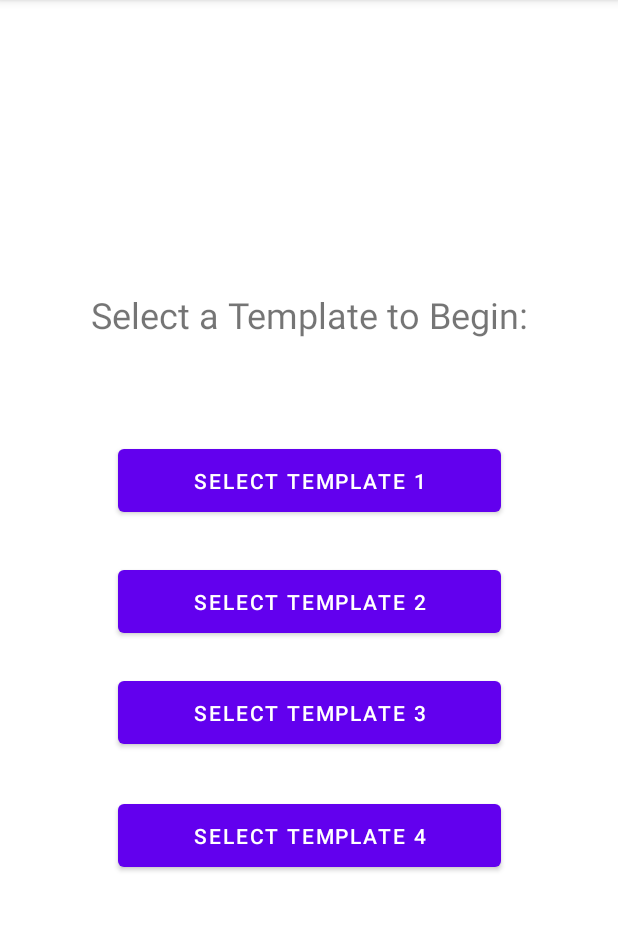
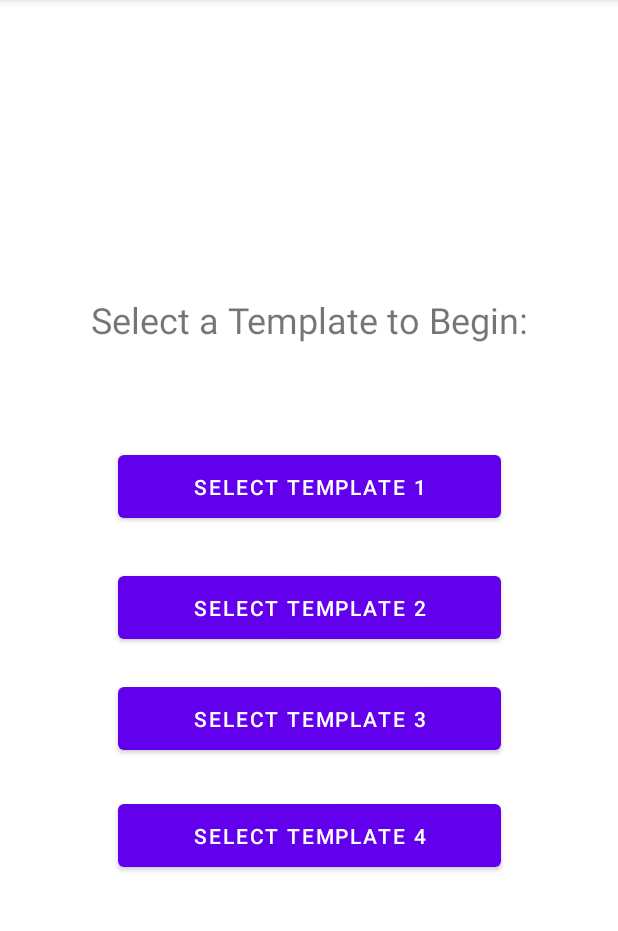
Before and after one commit to stevoh30/ComicStrip_Application, an Android app: the screen it shows after launch (Activity_SelectTemplate), after a tap on "CREATE A COMIC STRIP", on a phone screen of 412 x 824 dp, the part 84-1015 px from its top. Run offline under Robolectric (Android 15) with nearby library versions, the phone set to English and light mode, and no system bars.

Commit message:
string-xml updates
updated xml_strings

```diff
--- a/app/src/main/AndroidManifest.xml
+++ b/app/src/main/AndroidManifest.xml
@@ -9,7 +9,8 @@
         android:roundIcon="@mipmap/ic_launcher_round"
         android:supportsRtl="true"
         android:theme="@style/Theme.ComicStrip_Application">
-        <activity android:name=".Activity_SelectTemplate"></activity>
+        <activity android:name=".Activity_Template1"></activity>
+        <activity android:name=".Activity_SelectTemplate" />
         <activity android:name=".MainActivity">
             <intent-filter>
                 <action android:name="android.intent.action.MAIN" />
--- a/app/src/main/java/com/example/comicstrip_application/Activity_SelectTemplate.java
+++ b/app/src/main/java/com/example/comicstrip_application/Activity_SelectTemplate.java
@@ -2,7 +2,9 @@ package com.example.comicstrip_application;
 
 import androidx.appcompat.app.AppCompatActivity;
 
+import android.content.Intent;
 import android.os.Bundle;
+import android.view.View;
 
 public class Activity_SelectTemplate extends AppCompatActivity {
 
@@ -11,4 +13,8 @@ public class Activity_SelectTemplate extends AppCompatActivity {
         super.onCreate(savedInstanceState);
         setContentView(R.layout.activity__select_template);
     }
+    public void OpenTemplate1(View v){
+        Intent template1Intent = new Intent(this, Activity_Template1.class);
+        startActivity(template1Intent);
+    }
 }
--- a/app/src/main/java/com/example/comicstrip_application/MainActivity.java
+++ b/app/src/main/java/com/example/comicstrip_application/MainActivity.java
@@ -17,4 +17,7 @@ public class MainActivity extends AppCompatActivity {
         Intent selectTemplateIntent = new Intent(this, Activity_SelectTemplate.class);
         startActivity(selectTemplateIntent);
     }
+    public void CloseApplication(){
+
+    }
 }
--- a/app/src/main/res/layout/activity__select_template.xml
+++ b/app/src/main/res/layout/activity__select_template.xml
@@ -11,6 +11,7 @@
         android:layout_width="255dp"
         android:layout_height="54dp"
         android:layout_marginBottom="24dp"
+        android:onClick="OpenTemplate1"
         android:text="@string/select_template_1"
         app:layout_constraintBottom_toTopOf="@+id/btnSelectTemp2"
         app:layout_constraintEnd_toEndOf="parent"
@@ -42,7 +43,7 @@
         android:id="@+id/btnSelectTemp3"
         android:layout_width="255dp"
         android:layout_height="54dp"
-        android:layout_marginBottom="28dp"
+        android:layout_marginBottom="24dp"
         android:text="@string/select_template_3"
         app:layout_constraintBottom_toTopOf="@+id/btnSelectTemp4"
         app:layout_constraintEnd_toEndOf="parent"
```
Also changed, not shown: app/src/main/java/com/example/comicstrip_application/Activity_Template1.java (added, +14 -0 lines), app/src/main/res/layout/activity__template1.xml (added, +9 -0 lines).
